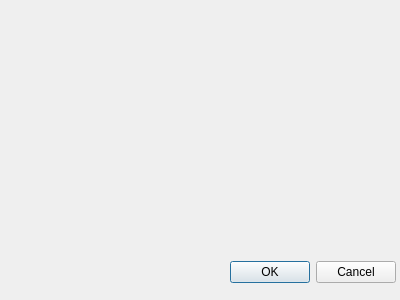
Qt form tptestdialog.ui (qy-tech/QFactoryTest) before a commit.
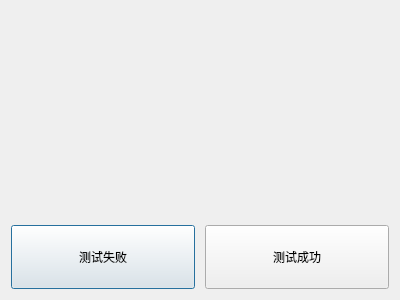
The same form after that commit.

What changed in the file:
```diff
--- a/tptestdialog.ui
+++ b/tptestdialog.ui
@@ -13,19 +13,66 @@
   <property name="windowTitle">
    <string>TP Test</string>
   </property>
-  <widget class="QDialogButtonBox" name="buttonBox">
-   <property name="geometry">
-    <rect>
-     <x>230</x>
-     <y>260</y>
-     <width>166</width>
-     <height>24</height>
-    </rect>
-   </property>
-   <property name="standardButtons">
-    <set>QDialogButtonBox::Cancel|QDialogButtonBox::Ok</set>
-   </property>
-  </widget>
+  <layout class="QVBoxLayout" name="verticalLayout">
+   <item>
+    <spacer name="verticalSpacer">
+     <property name="orientation">
+      <enum>Qt::Vertical</enum>
+     </property>
+     <property name="sizeHint" stdset="0">
+      <size>
+       <width>20</width>
+       <height>40</height>
+      </size>
+     </property>
+    </spacer>
+   </item>
+   <item>
+    <layout class="QHBoxLayout" name="layout_action_buttons" stretch="0,0">
+     <property name="spacing">
+      <number>10</number>
+     </property>
+     <item>
+      <widget class="QPushButton" name="failedButton">
+       <property name="sizePolicy">
+        <sizepolicy hsizetype="Preferred" vsizetype="Preferred">
+         <horstretch>0</horstretch>
+         <verstretch>0</verstretch>
+        </sizepolicy>
+       </property>
+       <property name="minimumSize">
+        <size>
+         <width>0</width>
+         <height>64</height>
+        </size>
+       </property>
+       <property name="text">
+        <string>测试失败</string>
+       </property>
+      </widget>
+     </item>
+     <item>
+      <widget class="QPushButton" name="okButton">
+       <property name="sizePolicy">
+        <sizepolicy hsizetype="Preferred" vsizetype="Preferred">
+         <horstretch>0</horstretch>
+         <verstretch>0</verstretch>
+        </sizepolicy>
+       </property>
+       <property name="minimumSize">
+        <size>
+         <width>0</width>
+         <height>64</height>
+        </size>
+       </property>
+       <property name="text">
+        <string>测试成功</string>
+       </property>
+      </widget>
+     </item>
+    </layout>
+   </item>
+  </layout>
  </widget>
  <resources/>
  <connections>
```
Left out of the diff: 16 changed lines with no effect on the pictures.
